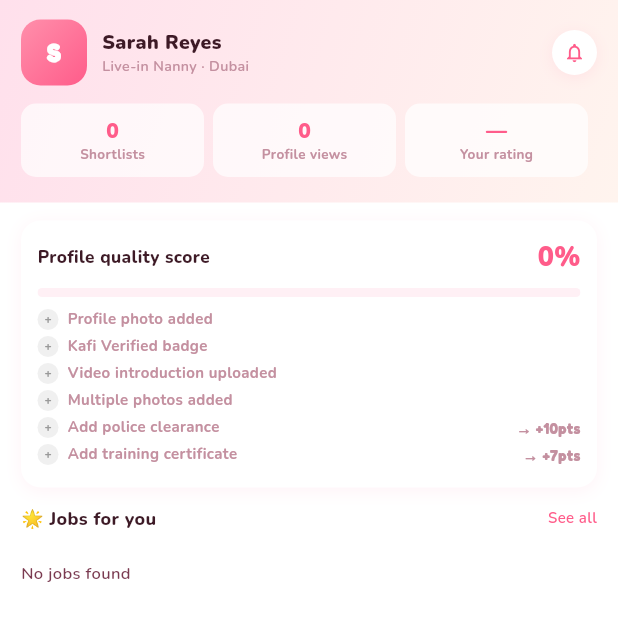
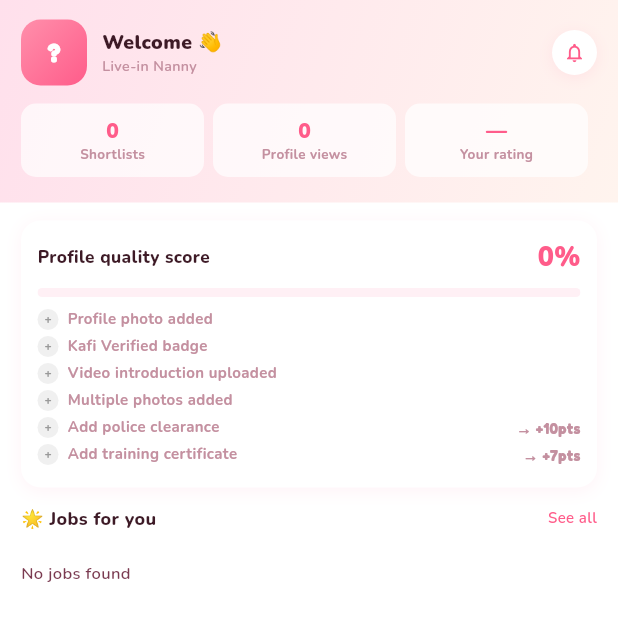
Before and after one commit to WaseemMirzaa/kafi, a Flutter app: the NannyDashboardScreen screen opened directly, on a phone screen of 412 x 824 dp, the top half of it. Run offline on Flutter 3.47's test engine with Material 3 defaults, Android fonts, the phone set to English and light mode, and no system bars; our stand-ins replace cloud_firestore, cloud_functions, connectivity_plus, file_picker, firebase_auth, firebase_core and 11 more; accounts and stored records are empty.

Commit message:
fix(nanny): rank dashboard jobs, real identity, client-side filter, pull-to-refresh (N2, Minor) (#82)
Audit Minor batch — nanny home & job browsing (NAP-1,2,5,6,7,8; NAP-3/4 skipped —
the profile-score comment is now accurate after the CF stats work, and the
quality-checklist relabel needs a formula pass better suited to Polish).

Dashboard:
- NAP-1: the hero fell back to a fabricated identity ("Sarah Reyes" / "Dubai")
  while the profile loaded. Now shows a neutral greeting + no fake city.
- NAP-2: "Jobs for you" took the first two filtered jobs unranked. Now ranks by
  MatchService score before take(2), so it surfaces the best matches.

Jobs tab:
- NAP-5: the filter chips (jobType/duties, applied client-side by filteredJobs)
  called applyFilter → a full server reload + full-screen spinner. Added a
  non-reloading setFilter so chips re-filter the already-loaded list.
- NAP-6: the header count showed allJobs.length regardless of the active
  filter/search → now filteredJobs.length.
- NAP-7: browseJobs returned docs in arbitrary Firestore order. Sort newest-first
  client-side as the stable default (kept client-side to avoid a composite-index
  requirement; the list still re-ranks by match on top).
- NAP-8: no pull-to-refresh on the job list → wrapped in RefreshIndicator.


Claude-Session: https://claude.ai/code/session_01R6HmhD4i7vnEUZZUy5VfRt

Co-authored-by: Claude <noreply@anthropic.com>

```diff
--- a/kafi_app/lib/l10n/app_strings.dart
+++ b/kafi_app/lib/l10n/app_strings.dart
@@ -278,6 +278,7 @@ abstract class AppStrings {
   // Nanny Jobs
   static const nannyJobsTitle = 'nanny_jobs_title';
   static const nannyJobsMatching = 'nanny_jobs_matching';
+  static const dashboardGreeting = 'dashboard_greeting';
   static const nannyJobsSearch = 'nanny_jobs_search';
   static const nannyStatsApplied = 'nanny_stats_applied';
   static const nannyStatsViewed = 'nanny_stats_viewed';
--- a/kafi_app/lib/l10n/locales/en_us.dart
+++ b/kafi_app/lib/l10n/locales/en_us.dart
@@ -409,6 +409,7 @@ const Map<String, String> enUs = {
   // Nanny Jobs
   AppStrings.nannyJobsTitle: 'Find your perfect job 🌸',
   AppStrings.nannyJobsMatching: 'jobs matching your profile',
+  AppStrings.dashboardGreeting: 'Welcome 👋',
   AppStrings.nannyJobsSearch: 'Search by location, job type, salary...',
   AppStrings.nannyStatsApplied: 'Applied',
   AppStrings.nannyStatsViewed: 'Viewed',
--- a/kafi_app/lib/views/nanny/nanny_dashboard_screen.dart
+++ b/kafi_app/lib/views/nanny/nanny_dashboard_screen.dart
@@ -76,10 +76,14 @@ class NannyDashboardScreen extends GetView<NannyProfileController> {
           Obx(() {
             final n = controller.nanny.value;
             final initial =
-                (n?.fullName.isNotEmpty == true ? n!.fullName[0] : 'S').toUpperCase();
-            final name = n?.fullName.isNotEmpty == true ? n!.fullName : 'Sarah Reyes';
+                (n?.fullName.isNotEmpty == true ? n!.fullName[0] : '?').toUpperCase();
+            // No fabricated identity while the profile loads — a neutral greeting
+            // and no fake city (was "Sarah Reyes" / "Dubai").
+            final name =
+                n?.fullName.isNotEmpty == true ? n!.fullName : AppStrings.dashboardGreeting.tr;
+            final area = n?.currentArea.isNotEmpty == true ? n!.currentArea : '';
             final role =
-                '${n?.jobTypePreference.name == 'liveOut' ? 'Live-out' : 'Live-in'} Nanny · ${n?.currentArea.isNotEmpty == true ? n!.currentArea : 'Dubai'}';
+                '${n?.jobTypePreference.name == 'liveOut' ? 'Live-out' : 'Live-in'} Nanny${area.isEmpty ? '' : ' · $area'}';
             return Row(
               children: [
                 // Avatar square with verified badge
@@ -509,7 +513,19 @@ class NannyDashboardScreen extends GetView<NannyProfileController> {
                   child:
                       CircularProgressIndicator(color: KafiColors.roseD));
             }
-            final preview = jobsCtrl.filteredJobs.take(2).toList();
+            // Real attribute-based match for the signed-in nanny (the same
+            // MatchService scorer used on the jobs tab and job detail), not a
+            // decorative placeholder. Rank by match BEFORE taking the top 2 so
+            // "Jobs for you" surfaces the best matches, not the first two.
+            final nanny = controller.nanny.value;
+            final matchService = MatchService();
+            final ranked = jobsCtrl.filteredJobs.toList();
+            if (nanny != null) {
+              ranked.sort((a, b) => matchService
+                  .calculateJobMatch(nanny, b)
+                  .compareTo(matchService.calculateJobMatch(nanny, a)));
+            }
+            final preview = ranked.take(2).toList();
             if (preview.isEmpty) {
               return Padding(
                 padding: const EdgeInsets.symmetric(vertical: 12),
@@ -517,12 +533,6 @@ class NannyDashboardScreen extends GetView<NannyProfileController> {
                     style: KafiTheme.nunito(11, color: KafiColors.tm)),
               );
             }
-            // Real attribute-based match for the signed-in nanny (the same
-            // MatchService scorer used on the jobs tab and job detail), not a
-            // decorative placeholder. Reading nanny.value here also re-ranks
-            // once the profile finishes loading.
-            final nanny = controller.nanny.value;
-            final matchService = MatchService();
             return Column(
               children: [
                 for (final job in preview)
```
Also changed, not shown: kafi_app/lib/controllers/job_post_controller.dart (+11 -1 lines), kafi_app/lib/views/nanny/jobs_home_screen.dart (+13 -9 lines).
